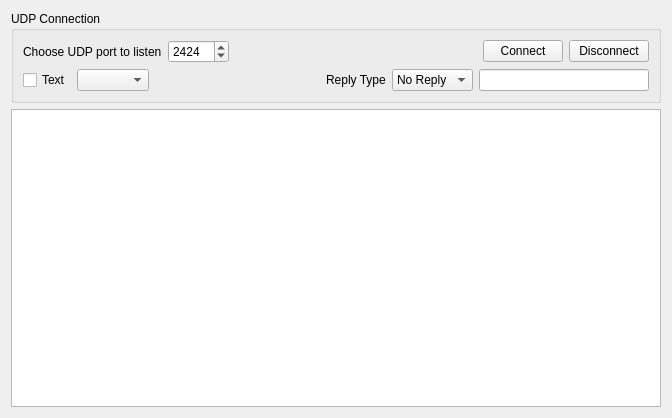
This is udplistener.ui in khomchenkovaa/PortListener as Qt 5 draws it before an edit. The edited form follows.
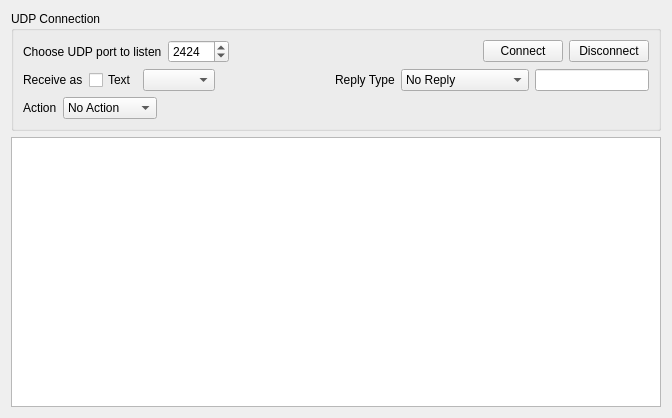
This is the edited form.

Diff of the .ui file:
```diff
--- a/udplistener.ui
+++ b/udplistener.ui
@@ -73,6 +73,13 @@
       </item>
       <item>
        <layout class="QHBoxLayout" name="horizontalLayout_2">
+        <item>
+         <widget class="QLabel" name="lblReceive">
+          <property name="text">
+           <string>Receive as</string>
+          </property>
+         </widget>
+        </item>
         <item>
          <widget class="QCheckBox" name="chkText">
           <property name="text">
@@ -112,17 +119,22 @@
           </item>
           <item>
            <property name="text">
-            <string>Echo</string>
+            <string>Echo Reply</string>
            </property>
           </item>
           <item>
            <property name="text">
-            <string>Text</string>
+            <string>Predefined Text</string>
            </property>
           </item>
           <item>
            <property name="text">
-            <string>Binary</string>
+            <string>Predefined Binary</string>
+           </property>
+          </item>
+          <item>
+           <property name="text">
+            <string>Defined by Action</string>
            </property>
           </item>
          </widget>
@@ -132,6 +144,44 @@
         </item>
        </layout>
       </item>
+      <item>
+       <layout class="QHBoxLayout" name="actionLayout">
+        <item>
+         <widget class="QLabel" name="lblAction">
+          <property name="text">
+           <string>Action</string>
+          </property>
+         </widget>
+        </item>
+        <item>
+         <widget class="QComboBox" name="cmbHandler">
+          <item>
+           <property name="text">
+            <string>No Action</string>
+           </property>
+          </item>
+          <item>
+           <property name="text">
+            <string>Save to File</string>
+           </property>
+          </item>
+         </widget>
+        </item>
+        <item>
+         <spacer name="horizontalSpacer_3">
+          <property name="orientation">
+           <enum>Qt::Horizontal</enum>
+          </property>
+          <property name="sizeHint" stdset="0">
+           <size>
+            <width>40</width>
+            <height>20</height>
+           </size>
+          </property>
+         </spacer>
+        </item>
+       </layout>
+      </item>
      </layout>
     </widget>
    </item>
```
